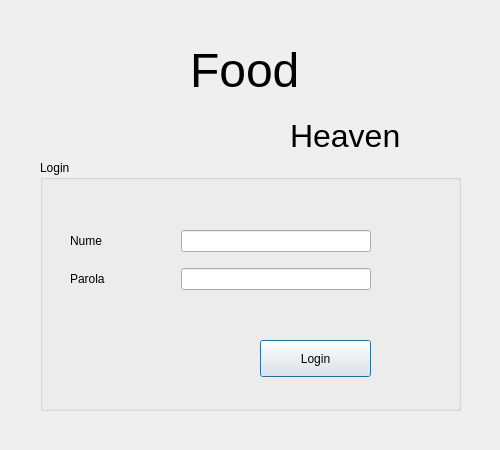
The window that ui/dialoglogin.ui (decemyn/food-management) describes before a commit, drawn with Qt 5.
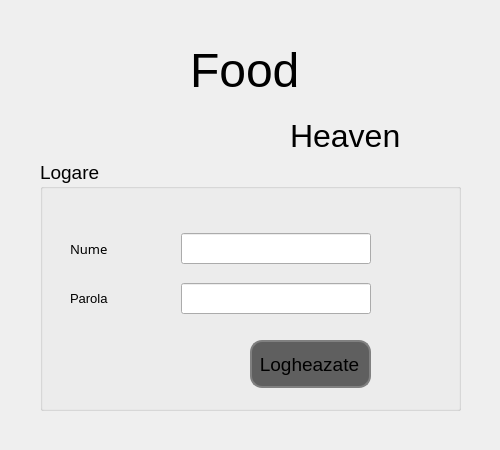
The same window after the commit. Icons and pictures are not drawn.

What changed in the file:
```diff
--- a/ui/dialoglogin.ui
+++ b/ui/dialoglogin.ui
@@ -38,20 +38,53 @@
      <height>251</height>
     </rect>
    </property>
+   <property name="font">
+    <font>
+     <pointsize>14</pointsize>
+    </font>
+   </property>
    <property name="title">
-    <string>Login</string>
+    <string>Logare</string>
    </property>
    <widget class="QPushButton" name="pushButton">
     <property name="geometry">
      <rect>
-      <x>220</x>
+      <x>210</x>
       <y>180</y>
-      <width>111</width>
-      <height>37</height>
+      <width>121</width>
+      <height>48</height>
      </rect>
     </property>
+    <property name="sizePolicy">
+     <sizepolicy hsizetype="Minimum" vsizetype="Fixed">
+      <horstretch>0</horstretch>
+      <verstretch>30</verstretch>
+     </sizepolicy>
+    </property>
+    <property name="minimumSize">
+     <size>
+      <width>0</width>
+      <height>30</height>
+     </size>
+    </property>
+    <property name="styleSheet">
+     <string notr="true">QPushButton{
+background:#5F5F5F;
+border: 2px solid gray;
+border-radius:12px;
+padding:10 10 10 8px;
+
+}
+QPushButton::pressed{
+border: 3px solid black;
+}
+QPushButton::hover{
+ background-color: #B8B8B8;
+ color: 	black;
+}</string>
+    </property>
     <property name="text">
-     <string>Login</string>
+     <string>Logheazate</string>
     </property>
    </widget>
    <widget class="QWidget" name="layoutWidget">
@@ -60,7 +93,7 @@
       <x>30</x>
       <y>60</y>
       <width>301</width>
-      <height>82</height>
+      <height>108</height>
      </rect>
     </property>
     <layout class="QVBoxLayout" name="verticalLayout">
@@ -68,6 +101,13 @@
       <layout class="QHBoxLayout" name="horizontalLayout">
        <item>
         <widget class="QLabel" name="label">
+         <property name="font">
+          <font>
+           <family>Sans Serif</family>
+           <pointsize>10</pointsize>
+           <italic>false</italic>
+          </font>
+         </property>
          <property name="text">
           <string>Nume</string>
          </property>
@@ -89,6 +129,11 @@
       <layout class="QHBoxLayout" name="horizontalLayout_2">
        <item>
         <widget class="QLabel" name="label_2">
+         <property name="font">
+          <font>
+           <pointsize>10</pointsize>
+          </font>
+         </property>
          <property name="text">
           <string>Parola</string>
          </property>
```
